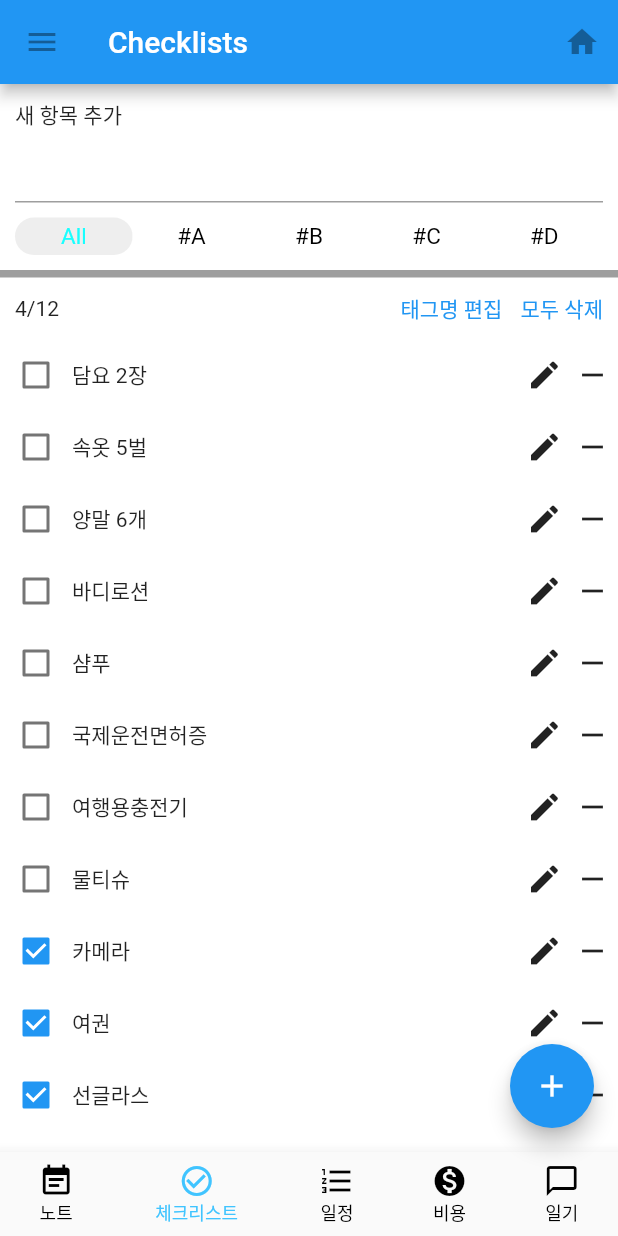
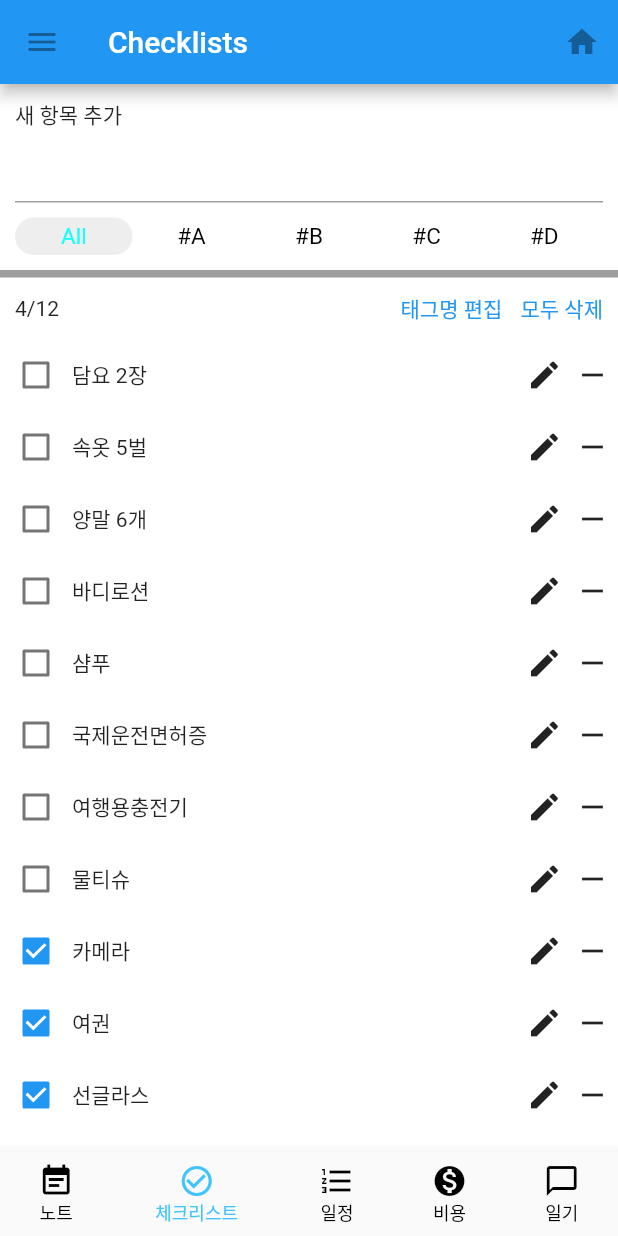
Before and after one commit to flutter-flexer/study_log, a Flutter app: the screen it shows after launch, on a phone screen of 412 x 824 dp. Run offline on Flutter 3.47's test engine with Material 2 defaults, Android fonts, the phone set to English and light mode, and no system bars.

```diff
--- a/homeworks/savetrip_clone/lib/main.dart
+++ b/homeworks/savetrip_clone/lib/main.dart
@@ -1,5 +1,6 @@
 import 'package:flutter/material.dart';
 import 'package:flutter_app_sample/screen/checklist.dart';
+import 'package:provider/provider.dart';
 
 void main() => runApp(MyApp());
 
@@ -11,6 +12,23 @@ class MyApp extends StatelessWidget {
       title: 'CopyTrip',
       home: Main(),
     );
+  }
+}
+
+class FloatingButtonBloc with ChangeNotifier {
+  bool _isShow;
+  bool get isShow => _isShow;
+
+  FloatingButtonBloc(this._isShow);
+
+  void showButton() {
+    print('Here');
+    _isShow = true;
+    notifyListeners();
+  }
+  void hideButton() {
+    _isShow = false;
+    notifyListeners();
   }
 }
 
@@ -26,6 +44,10 @@ class _MainState extends State<Main> {
 
   @override
   Widget build(BuildContext context) {
+    return ChangeNotifierProvider<FloatingButtonBloc>(
+      builder: (_) => FloatingButtonBloc(false),
+      child: Consumer<FloatingButtonBloc>(
+        builder: (context, bloc, _) {
           return Scaffold(
             appBar: AppBar(
               leading: IconButton(
@@ -81,14 +103,20 @@ class _MainState extends State<Main> {
                 ),
               ],
             ),
-      floatingActionButton: FloatingActionButton(
+            floatingActionButton: Visibility(
+              visible: bloc.isShow,
+              child: FloatingActionButton(
                 child: Icon(Icons.add),
                 onPressed: () {
                   _key.currentState.addItem();
                 },
                 backgroundColor: Colors.blue,
               ),
+            ),
             body: ChecklistView(key: _key),
           );
         }
+      ),
+    );
   }
+}
--- a/homeworks/savetrip_clone/lib/screen/checklist.dart
+++ b/homeworks/savetrip_clone/lib/screen/checklist.dart
@@ -1,5 +1,7 @@
 import 'package:flutter/material.dart';
 import 'package:uuid/uuid.dart';
+import 'package:provider/provider.dart';
+import 'package:flutter_app_sample/main.dart';
 
 class ChecklistView extends StatefulWidget {
   ChecklistView({Key key}) : super(key: key);
@@ -78,6 +80,7 @@ class ChecklistViewState extends State<ChecklistView> {
 
   @override
   Widget build(BuildContext context) {
+    final floatingButtonBloc = Provider.of<FloatingButtonBloc>(context); // Counter 타입의 데이터를 가져옴.
     List<ChecklistModel> itemsToShow = _selectedTag == 0 ? _items : _items.where((i) => i.tag == _selectedTag).toList();
     return Container(
       decoration: BoxDecoration(
@@ -98,8 +101,16 @@ class ChecklistViewState extends State<ChecklistView> {
                   alignment: Alignment.centerLeft,
                 ),
                 TextField(
-                  keyboardType: TextInputType.number,
+                  keyboardType: TextInputType.text,
                   controller: itemTextController,
+                  onChanged: (text) {
+                    print(text);
+                    if (text?.length > 0) {
+                      floatingButtonBloc.showButton();
+                    } else {
+                      floatingButtonBloc.hideButton();
+                    }
+                  },
                 ),
                 Padding(
                   padding: const EdgeInsets.only(top: 10.0),
--- a/homeworks/savetrip_clone/pubspec.yaml
+++ b/homeworks/savetrip_clone/pubspec.yaml
@@ -11,6 +11,7 @@ dependencies:
     sdk: flutter
   cupertino_icons: ^0.1.2
   uuid: ^2.0.2
+  provider: ^3.1.0
 
 shared_preferences: ^0.2.0
 
```
Lines whose indentation alone changed are shown as unchanged.
